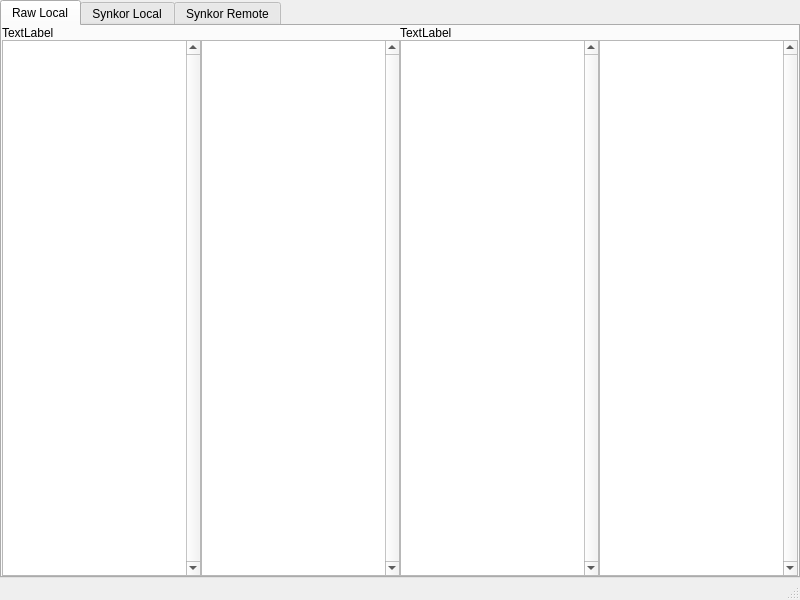
Qt form src/gui/window.ui (schmied/synkor) before a commit.
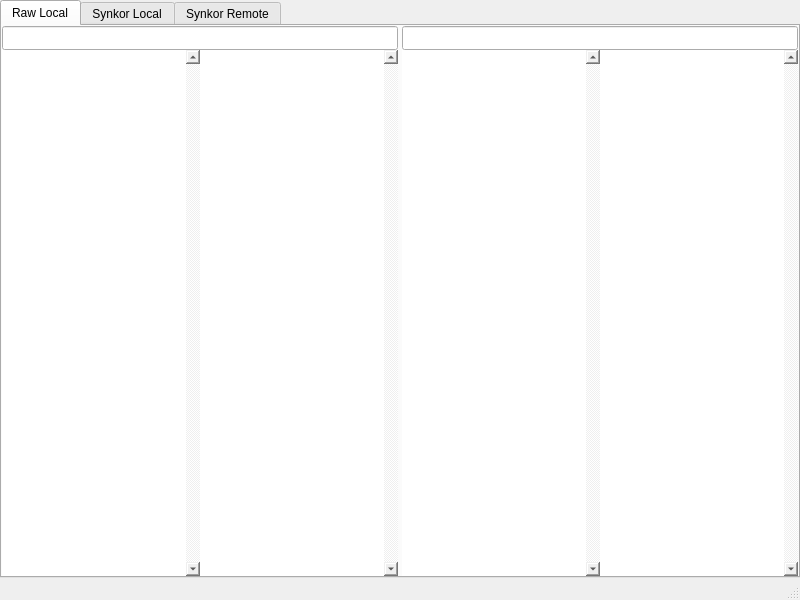
The same form after that commit. Icons and pictures are not drawn. Custom widgets are drawn as their Qt base class.

```diff
--- a/src/gui/window.ui
+++ b/src/gui/window.ui
@@ -19,6 +19,12 @@
   <property name="windowTitle">
    <string>synkor GUI</string>
   </property>
+  <property name="styleSheet">
+   <string notr="true">QMenu::indicator {  width: 0px; height: 0px; }
+QTreeView { icon-size: 0px; }
+QTreeView::branch { icon-size: 0px; border-image: url(none.png) }
+QLineEdit { padding: 3px; }</string>
+  </property>
   <property name="animated">
    <bool>false</bool>
   </property>
@@ -53,7 +59,7 @@
        </attribute>
        <layout class="QHBoxLayout" name="rl_tab_layout">
         <property name="spacing">
-         <number>0</number>
+         <number>4</number>
         </property>
         <property name="leftMargin">
          <number>0</number>
@@ -73,9 +79,12 @@
            <number>0</number>
           </property>
           <item>
-           <widget class="QLabel" name="rl_item_left_label">
-            <property name="text">
-             <string>TextLabel</string>
+           <widget class="QLineEdit" name="rl_item_left_head">
+            <property name="minimumSize">
+             <size>
+              <width>0</width>
+              <height>0</height>
+             </size>
             </property>
            </widget>
           </item>
@@ -86,6 +95,9 @@
             </property>
             <item>
              <widget class="tree_view" name="rl_item_left_tree">
+              <property name="styleSheet">
+               <string notr="true">QWidget { border: none; }</string>
+              </property>
               <property name="verticalScrollBarPolicy">
                <enum>Qt::ScrollBarAlwaysOn</enum>
               </property>
@@ -120,6 +132,9 @@
             </item>
             <item>
              <widget class="list_view" name="rl_item_left_list">
+              <property name="styleSheet">
+               <string notr="true">QWidget { border: none; }</string>
+              </property>
               <property name="verticalScrollBarPolicy">
                <enum>Qt::ScrollBarAlwaysOn</enum>
               </property>
@@ -159,9 +174,12 @@
            <number>0</number>
           </property>
           <item>
-           <widget class="QLabel" name="rl_item_right_label">
-            <property name="text">
-             <string>TextLabel</string>
+           <widget class="QLineEdit" name="rl_item_right_head">
+            <property name="minimumSize">
+             <size>
+              <width>0</width>
+              <height>0</height>
+             </size>
             </property>
            </widget>
           </item>
@@ -172,6 +190,9 @@
             </property>
             <item>
              <widget class="tree_view" name="rl_item_right_tree">
+              <property name="styleSheet">
+               <string notr="true">QWidget { border: none; }</string>
+              </property>
               <property name="verticalScrollBarPolicy">
                <enum>Qt::ScrollBarAlwaysOn</enum>
               </property>
@@ -200,6 +221,9 @@
             </item>
             <item>
              <widget class="list_view" name="rl_item_right_list">
+              <property name="styleSheet">
+               <string notr="true">QWidget { border: none; }</string>
+              </property>
               <property name="verticalScrollBarPolicy">
                <enum>Qt::ScrollBarAlwaysOn</enum>
               </property>
```
